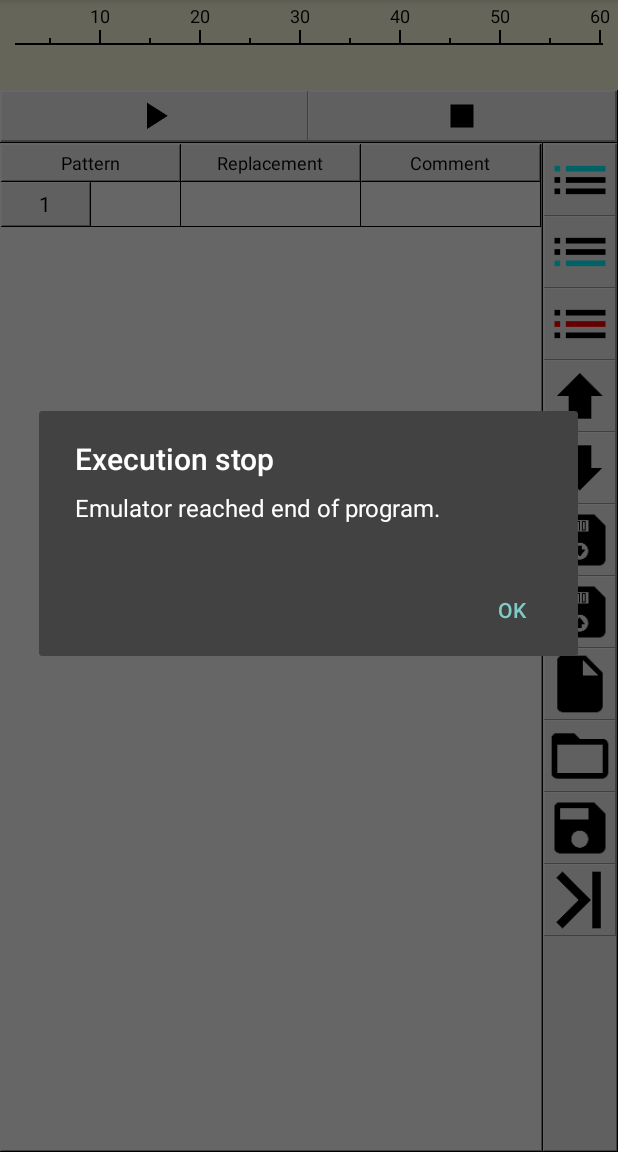
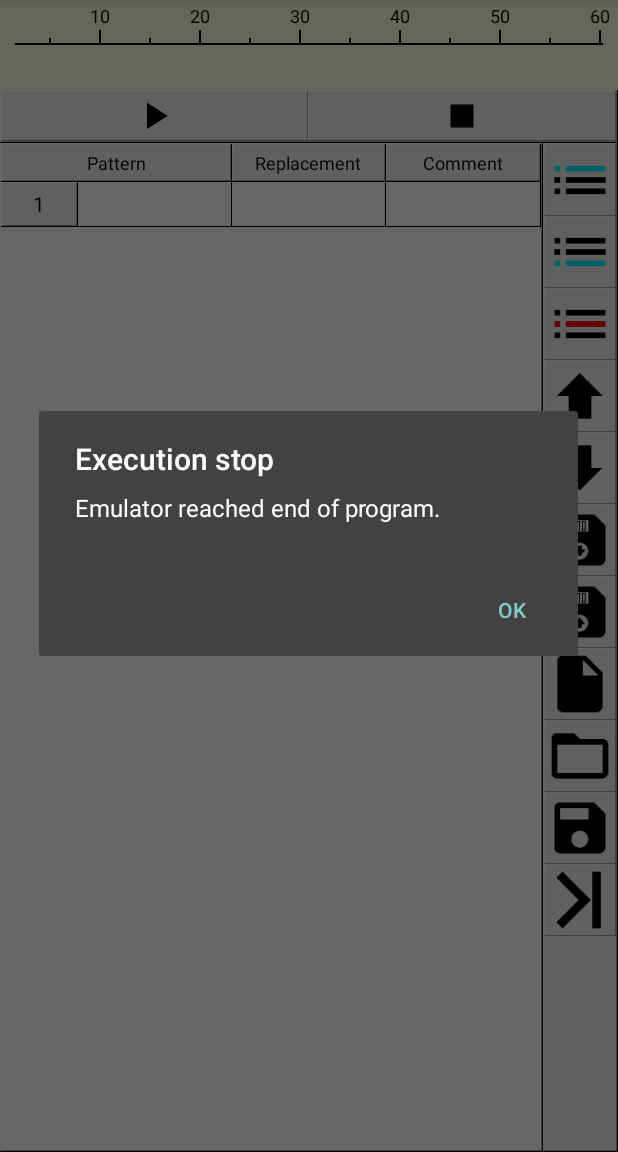
Before and after one commit to AnBro-ID/MarkovAlgorithmAndroid, an Android app: the screen it shows after launch (MainActivity), after a tap on an icon or button, on a phone screen of 412 x 824 dp, the part 84-1236 px from its top. Run offline under Robolectric (Android 15) with nearby library versions, the phone set to English and light mode, and no system bars.

Commit message:
fixing errors

```diff
--- a/app/src/main/java/ru/anbroid/markovalgo/MainActivity.java
+++ b/app/src/main/java/ru/anbroid/markovalgo/MainActivity.java
@@ -370,6 +370,8 @@ public class MainActivity extends AppCompatActivity implements View.OnClickListe
                     handler.sendEmptyMessage(0);
                 }
             });
+
+            thread.run();
         }
         else thread.run();
     }
--- a/app/src/main/java/ru/anbroid/markovalgo/MyHandler.java
+++ b/app/src/main/java/ru/anbroid/markovalgo/MyHandler.java
@@ -20,32 +20,53 @@ class MyHandler extends Handler
     {
         MainActivity myApp = MainActivityRef.get();
 
-        if (myApp.markovAdapter.exec_line < myApp.markovAdapter.markovArrayList.size())
+        int i = 0;
+
+        for (; i < myApp.markovAdapter.getCount(); ++i)
         {
-            String sample = myApp.markovAdapter.markovArrayList.get(myApp.markovAdapter.exec_line).getSample();
-            String replace = myApp.markovAdapter.markovArrayList.get(myApp.markovAdapter.exec_line).getReplacement();
             String workString = myApp.workString.getText().toString();
-
-            if (StringUtils.contains(workString, sample) && !sample.isEmpty() || !replace.isEmpty() && sample.isEmpty())
-            {
-                myApp.markovAdapter.notifyDataSetChanged();
-                myApp.markovAdapter.exec_line = 0;
-            }
-            else
-                myApp.markovAdapter.exec_line++;
+            String sample = myApp.markovAdapter.markovArrayList.get(i).getSample();
+            String replace = myApp.markovAdapter.markovArrayList.get(i).getReplacement();
 
             if (replace.endsWith("."))
             {
+                myApp.markovAdapter.exec_line = i;
+                myApp.markovAdapter.notifyDataSetChanged();
+
                 replace = StringUtils.removeEnd(replace, ".");
-                myApp.workString.setText(StringUtils.replaceOnce(workString, sample, replace));
+
+                if (sample.isEmpty())
+                    myApp.workString.setText(replace + workString);
+                else
+                    myApp.workString.setText(StringUtils.replaceOnce(workString, sample, replace));
 
                 myApp.stop();
                 myApp.showStopMessage();
+
+                break;
             }
-            else
+
+            if (StringUtils.contains(workString, sample) && !sample.isEmpty())
+            {
+                myApp.markovAdapter.exec_line = i;
+                myApp.markovAdapter.notifyDataSetChanged();
+
                 myApp.workString.setText(StringUtils.replaceOnce(workString, sample, replace));
+
+                break;
             }
-        else
+            else if (sample.isEmpty() && !replace.isEmpty())
+            {
+                myApp.markovAdapter.exec_line = i;
+                myApp.markovAdapter.notifyDataSetChanged();
+
+                myApp.workString.setText(replace + workString);
+
+                break;
+            }
+        }
+
+        if (i == myApp.markovAdapter.getCount())
         {
             myApp.stop();
             myApp.showStopMessage();
--- a/app/src/main/res/layout-land/activity_main.xml
+++ b/app/src/main/res/layout-land/activity_main.xml
@@ -95,7 +95,7 @@
                 <TextView
                     android:layout_width="0px"
                     android:layout_height="match_parent"
-                    android:layout_weight="1"
+                    android:layout_weight="1.5"
                     android:background="@drawable/back1"
                     android:ellipsize="end"
                     android:gravity="center_vertical|center_horizontal"
--- a/app/src/main/res/layout-ldpi/activity_main.xml
+++ b/app/src/main/res/layout-ldpi/activity_main.xml
@@ -95,7 +95,7 @@
                 <TextView
                     android:layout_width="0px"
                     android:layout_height="match_parent"
-                    android:layout_weight="1"
+                    android:layout_weight="1.5"
                     android:background="@drawable/back1"
                     android:ellipsize="end"
                     android:gravity="center_vertical|center_horizontal"
--- a/app/src/main/res/layout-sw600dp-land/activity_main.xml
+++ b/app/src/main/res/layout-sw600dp-land/activity_main.xml
@@ -95,7 +95,7 @@
                 <TextView
                     android:layout_width="0px"
                     android:layout_height="match_parent"
-                    android:layout_weight="1"
+                    android:layout_weight="1.5"
                     android:background="@drawable/back1"
                     android:ellipsize="end"
                     android:gravity="center_vertical|center_horizontal"
--- a/app/src/main/res/layout-sw600dp/activity_main.xml
+++ b/app/src/main/res/layout-sw600dp/activity_main.xml
@@ -95,7 +95,7 @@
                 <TextView
                     android:layout_width="0px"
                     android:layout_height="match_parent"
-                    android:layout_weight="1"
+                    android:layout_weight="1.5"
                     android:background="@drawable/back1"
                     android:ellipsize="end"
                     android:gravity="center_vertical|center_horizontal"
--- a/app/src/main/res/layout-sw600dp/command_list.xml
+++ b/app/src/main/res/layout-sw600dp/command_list.xml
@@ -20,7 +20,7 @@
         android:id="@+id/Sample"
         android:layout_width="0px"
         android:layout_height="match_parent"
-        android:layout_weight="0.5"
+        android:layout_weight="1"
         android:background="@drawable/bottom_right"
         android:ems="10"
         android:focusable="false"
--- a/app/src/main/res/layout/activity_main.xml
+++ b/app/src/main/res/layout/activity_main.xml
@@ -95,7 +95,7 @@
                 <TextView
                     android:layout_width="0px"
                     android:layout_height="match_parent"
-                    android:layout_weight="1"
+                    android:layout_weight="1.5"
                     android:background="@drawable/back1"
                     android:ellipsize="end"
                     android:gravity="center_vertical|center_horizontal"
--- a/app/src/main/res/layout/command_list.xml
+++ b/app/src/main/res/layout/command_list.xml
@@ -20,7 +20,7 @@
         android:id="@+id/Sample"
         android:layout_width="0px"
         android:layout_height="match_parent"
-        android:layout_weight="0.5"
+        android:layout_weight="1"
         android:background="@drawable/bottom_right"
         android:ems="10"
         android:focusable="false"
```
